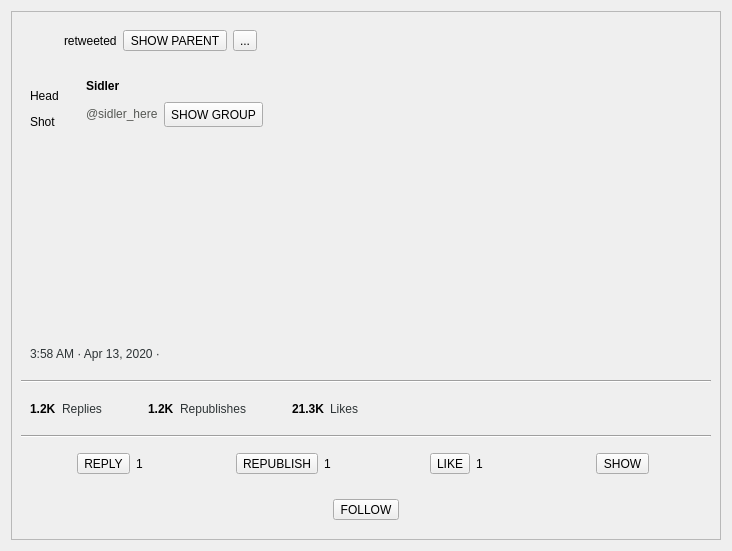
The window that retroshare-gui/src/gui/TheWire/PulseTopLevel.ui (RetroShare/RetroShare) describes before a commit, drawn with Qt 5.
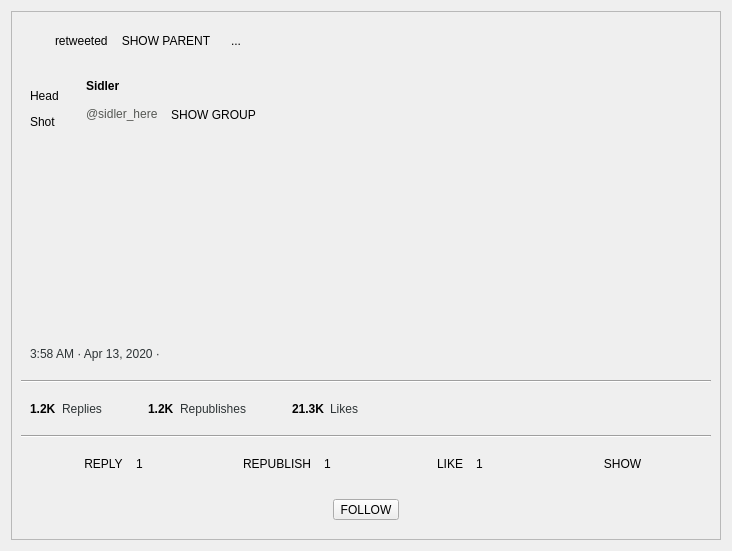
The same window after the commit. Icons and pictures are not drawn. Custom widgets are drawn as their Qt base class.

Commit message:
Improved the Pulse Composer & the layout
* Hide by default the URL frame not yet used.
* Hide the Drag & Drop frame by default
* Layout improvements & stylesheets fixes

Diff of the .ui file:
```diff
--- a/retroshare-gui/src/gui/TheWire/PulseTopLevel.ui
+++ b/retroshare-gui/src/gui/TheWire/PulseTopLevel.ui
@@ -64,6 +64,18 @@
          </size>
         </property>
         <layout class="QHBoxLayout" name="horizontalLayout_10">
+         <property name="leftMargin">
+          <number>0</number>
+         </property>
+         <property name="topMargin">
+          <number>0</number>
+         </property>
+         <property name="rightMargin">
+          <number>0</number>
+         </property>
+         <property name="bottomMargin">
+          <number>0</number>
+         </property>
          <item>
           <spacer name="horizontalSpacer_14">
            <property name="orientation">
@@ -130,6 +142,9 @@
              <height>24</height>
             </size>
            </property>
+           <property name="autoRaise">
+            <bool>true</bool>
+           </property>
           </widget>
          </item>
          <item>
@@ -150,6 +165,9 @@
              <height>24</height>
             </size>
            </property>
+           <property name="autoRaise">
+            <bool>true</bool>
+           </property>
           </widget>
          </item>
          <item>
@@ -287,11 +305,8 @@
             <iconset resource="TheWire_images.qrc">
              <normaloff>:/images/external-link.svg</normaloff>:/images/external-link.svg</iconset>
            </property>
-           <property name="iconSize">
-            <size>
-             <width>24</width>
-             <height>24</height>
-            </size>
+           <property name="autoRaise">
+            <bool>true</bool>
            </property>
           </widget>
          </item>
@@ -534,6 +549,9 @@
              <property name="toolButtonStyle">
               <enum>Qt::ToolButtonTextBesideIcon</enum>
              </property>
+             <property name="autoRaise">
+              <bool>true</bool>
+             </property>
             </widget>
            </item>
            <item>
@@ -585,6 +603,9 @@
              <property name="toolButtonStyle">
               <enum>Qt::ToolButtonTextBesideIcon</enum>
              </property>
+             <property name="autoRaise">
+              <bool>true</bool>
+             </property>
             </widget>
            </item>
            <item>
@@ -636,6 +657,9 @@
              <property name="toolButtonStyle">
               <enum>Qt::ToolButtonTextBesideIcon</enum>
              </property>
+             <property name="autoRaise">
+              <bool>true</bool>
+             </property>
             </widget>
            </item>
            <item>
@@ -687,6 +711,9 @@
              <property name="toolButtonStyle">
               <enum>Qt::ToolButtonTextBesideIcon</enum>
              </property>
+             <property name="autoRaise">
+              <bool>true</bool>
+             </property>
             </widget>
            </item>
            <item>
```
The commit also changes 7 other files.
